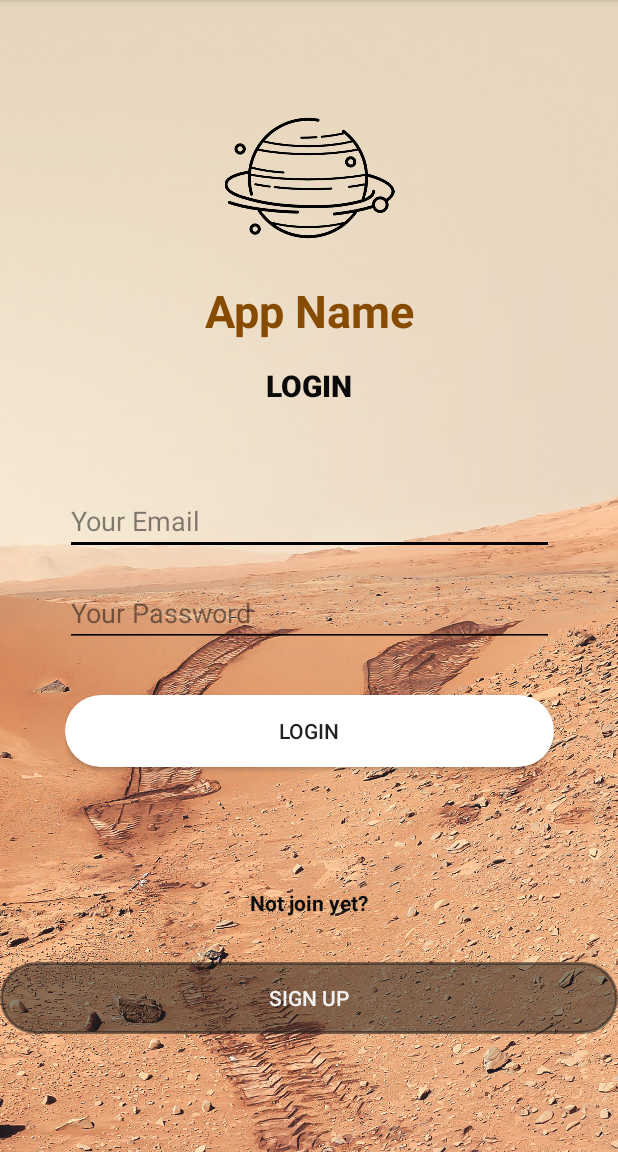
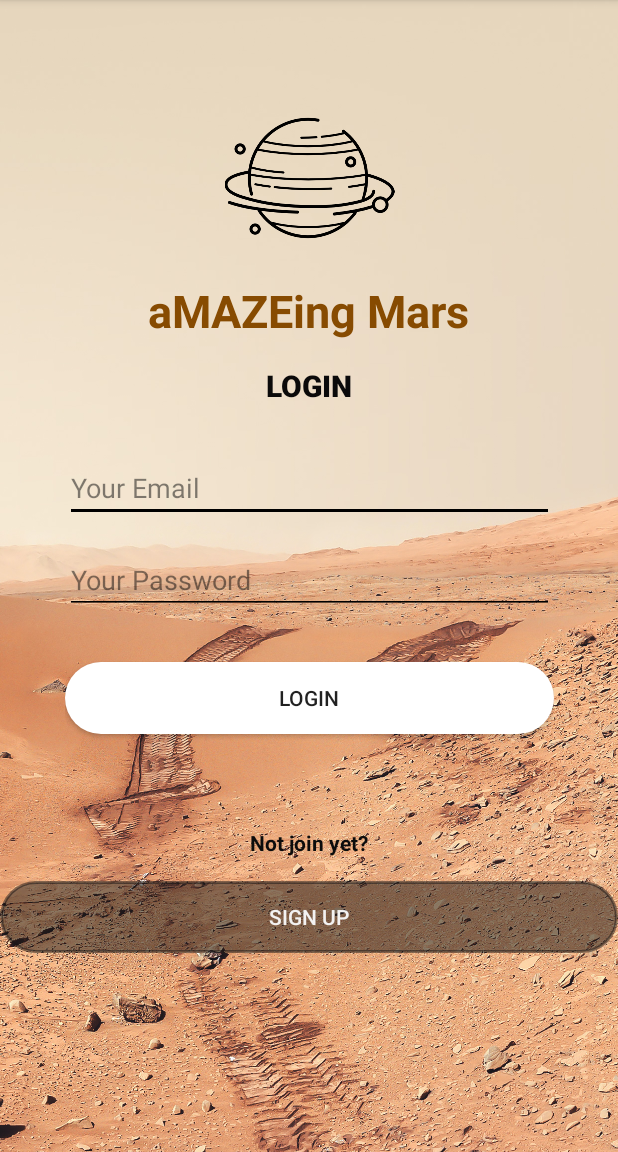
Before and after one commit to IrisLi0912/GamifiedLearning, an Android app: the Login screen opened directly, with no data from a screen before it, on a phone screen of 412 x 824 dp, the part 84-1236 px from its top. Run offline under Robolectric (Android 15) with nearby library versions, the phone set to English and light mode, and no system bars.

Commit message:
login page, declair buttons. small bugs fixed. Runs

```diff
--- a/app/src/main/res/layout/activity_login.xml
+++ b/app/src/main/res/layout/activity_login.xml
@@ -37,7 +37,7 @@
         android:layout_alignBottom="@+id/imageView5"
         android:layout_centerHorizontal="true"
         android:layout_marginTop="11dp"
-        android:text="App Name"
+        android:text="aMAZEing Mars"
         android:textColor="#874B01"
         android:textSize="30sp"
         android:textStyle="bold"
@@ -69,8 +69,7 @@
         android:layout_alignParentLeft="true"
         android:layout_alignParentBottom="true"
         android:layout_centerHorizontal="true"
-        android:layout_marginTop="54dp"
-        android:layout_marginLfte="32dp"
+        android:layout_marginTop="32dp"
         android:orientation="vertical"
         app:layout_constraintEnd_toEndOf="parent"
         app:layout_constraintStart_toStartOf="parent"
@@ -98,7 +97,7 @@
             android:textColorHint="#80070707" />
 
         <Button
-            android:id="@+id/button"
+            android:id="@+id/btLogin"
             android:layout_width="match_parent"
             android:layout_height="wrap_content"
             android:layout_marginTop="32dp"
@@ -109,12 +108,12 @@
     </LinearLayout>
 
     <Button
-        android:id="@+id/tv_signup"
+        android:id="@+id/bt_signup"
         android:layout_width="match_parent"
         android:layout_height="wrap_content"
         android:layout_alignParentBottom="true"
         android:layout_centerHorizontal="true"
-        android:layout_marginTop="30dp"
+        android:layout_marginTop="16dp"
         android:background="@drawable/signupbutton"
         android:text="Sign Up"
         android:textColor="#F3F2F2"
@@ -131,7 +130,7 @@
         android:layout_height="wrap_content"
         android:layout_alignParentBottom="true"
         android:layout_centerHorizontal="true"
-        android:layout_marginTop="42dp"
+        android:layout_marginTop="24dp"
         android:text="Not join yet?"
         android:textColor="#0C0C0C"
         android:textSize="14sp"
```
Also changed, not shown: app/src/main/java/au/edu/unsw/infs3634/gamifiedlearning/MainActivity.java (+40 -28 lines).
